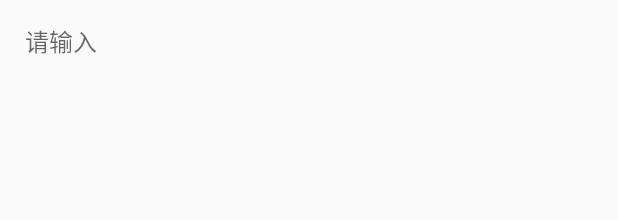
After one commit to yinmenglei/SAnim, an Android app: the layout activity_edit_input.xml on its own in the app's theme, with its tools: preview values and no code run, on a phone screen of 412 x 824 dp. The commit adds this screen. Shown: the top 220 px of the screen. Run offline under Robolectric (Android 15) with nearby library versions, the phone set to English and light mode, and no system bars.

Commit message:
限制输入表情和符号

```diff
--- /dev/null
+++ b/app/src/main/java/com/seven/anim/widget/SEditText.java
@@ -0,0 +1,59 @@
+package com.seven.anim.widget;
+
+import android.annotation.SuppressLint;
+import android.content.Context;
+import android.text.InputFilter;
+import android.text.Spanned;
+import android.util.AttributeSet;
+import android.widget.EditText;
+import android.widget.Toast;
+
+import java.util.regex.Matcher;
+import java.util.regex.Pattern;
+
+
+@SuppressLint("AppCompatCustomView")
+public class SEditText extends EditText {
+
+    // 不允许输入表情-不允许输入特出字符
+    private static final String spe = "[\ud83c\udc00-\ud83c\udfff]|[\ud83d\udc00-\ud83d\udfff]"
+            + "|[\u2600-\u27ff]|[`~!@#$%^&*()+=|{}':;',\\[\\].<>/?~！@#￥%……&*"
+            + "（）——+|{}【】‘；：”“’。，、？]";
+
+
+    private InputFilter speFilter = new InputFilter() {
+        @Override
+        public CharSequence filter(CharSequence source, int start, int end, Spanned dest, int dstart, int dend) {
+            Pattern emoji = Pattern.compile(spe, Pattern.UNICODE_CASE | Pattern.CASE_INSENSITIVE);
+            Matcher emojiMatcher = emoji.matcher(source);
+
+            if (emojiMatcher.find()) {
+                show();
+                return "";
+            }
+            return null;
+        }
+    };
+
+    private void show() {
+        Toast.makeText(getContext(), "不支持此输入", Toast.LENGTH_SHORT).show();
+    }
+
+    public SEditText(Context context) {
+        this(context, null);
+    }
+
+    public SEditText(Context context, AttributeSet attrs) {
+        this(context, attrs, android.R.attr.editTextStyle);
+    }
+
+    public SEditText(Context context, AttributeSet attrs, int defStyle) {
+        super(context, attrs, defStyle);
+        init();
+    }
+
+    private void init() {
+        this.setFilters(new InputFilter[]{speFilter});
+    }
+
+}
--- /dev/null
+++ b/app/src/main/res/layout/activity_edit_input.xml
@@ -0,0 +1,23 @@
+<?xml version="1.0" encoding="utf-8"?>
+<androidx.constraintlayout.widget.ConstraintLayout xmlns:android="http://schemas.android.com/apk/res/android"
+    xmlns:app="http://schemas.android.com/apk/res-auto"
+    xmlns:tools="http://schemas.android.com/tools"
+    android:layout_width="match_parent"
+    android:layout_height="match_parent"
+    tools:context=".InputFilterActivity">
+
+    <com.seven.anim.widget.SEditText
+        android:id="@+id/edit_input"
+        android:layout_width="match_parent"
+        android:layout_height="55dp"
+        android:layout_marginStart="5dp"
+        android:layout_marginTop="15dp"
+        android:layout_marginEnd="15dp"
+        android:background="@null"
+        android:hint="请输入"
+        android:maxLines="1"
+        android:paddingStart="11dp"
+        android:textSize="16sp"
+        tools:ignore="MissingConstraints" />
+
+</androidx.constraintlayout.widget.ConstraintLayout>
```
Also changed, not shown: app/src/main/AndroidManifest.xml (+6 -1 lines), app/src/main/java/com/seven/anim/InputFilterActivity.java (added, +42 -0 lines), app/src/main/java/com/seven/anim/MainActivity.java (+5 -8 lines), app/src/main/res/layout/activity_main.xml (+9 -1 lines), app/src/main/res/mipmap-xxhdpi/colose_modify.png (added).
